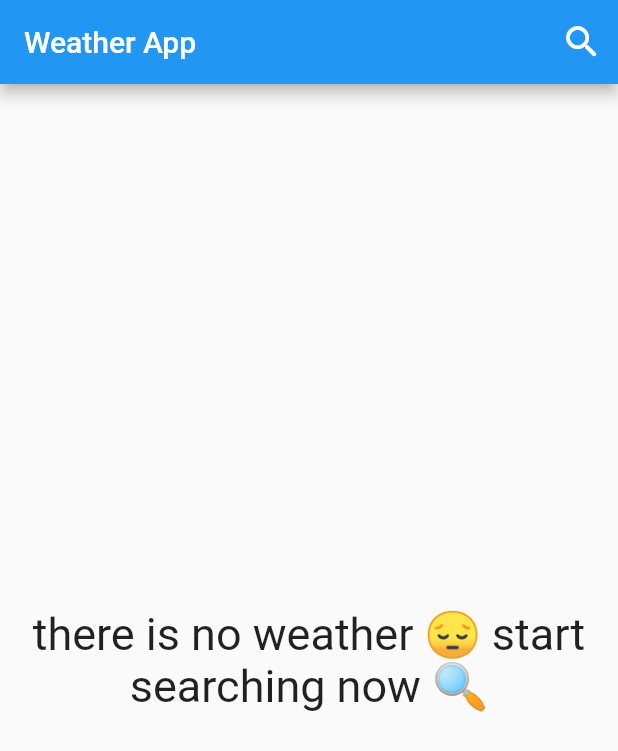
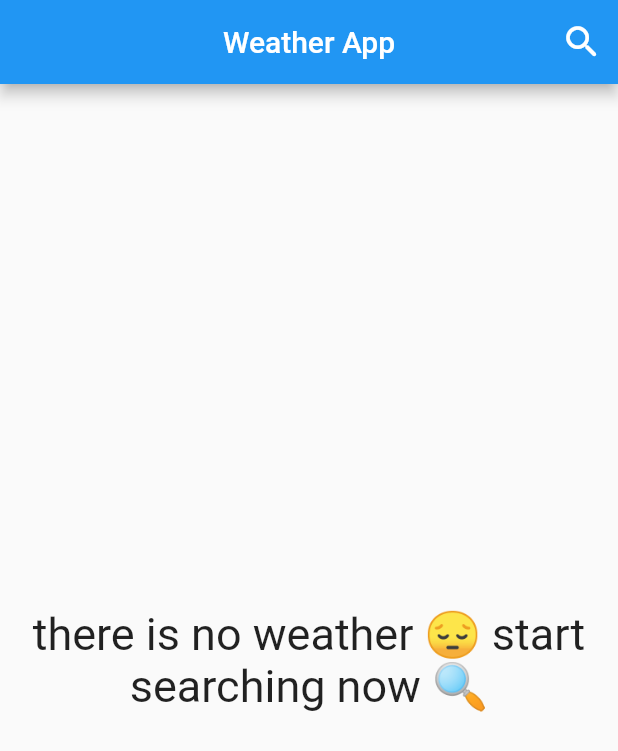
Before and after one commit to nne2017/weather_app, a Flutter app: the screen it shows after launch, on a phone screen of 412 x 824 dp. Shown: the top 751 px of the screen. Run offline on Flutter 3.47's test engine with Material 2 defaults, Android fonts, the phone set to English and light mode, and no system bars; our stand-ins replace dio, flutter_bloc.

Commit message:
last_update

```diff
--- a/lib/cubits/get_weather_cubit/get_weather_cubit.dart
+++ b/lib/cubits/get_weather_cubit/get_weather_cubit.dart
@@ -7,14 +7,14 @@ import 'package:weather_app/services/weather_services.dart';
 class GetWeatherCubit extends Cubit<WeatherState> {
   GetWeatherCubit() : super(WeatherInitialState());
 
-  late WeatherModel weatherModel;
+  WeatherModel? weatherModel;
 
   getWeather({required String cityName}) async {
     try {
       weatherModel = await WeatherService(
         dio: Dio(),
       ).getCurrentWeather(cityName: cityName);
-      emit(WeatherLoadedState(weatherModel: weatherModel));
+      emit(WeatherLoadedState(weatherModel: weatherModel!));
     } catch (e) {
       emit(
         WeatherFailState(
--- a/lib/main.dart
+++ b/lib/main.dart
@@ -1,6 +1,7 @@
 import 'package:flutter/material.dart';
 import 'package:flutter_bloc/flutter_bloc.dart';
 import 'package:weather_app/cubits/get_weather_cubit/get_weather_cubit.dart';
+import 'package:weather_app/cubits/get_weather_cubit/get_weather_states.dart';
 import 'package:weather_app/views/home_view.dart';
 
 void main() {
@@ -14,10 +15,95 @@ class WeatherApp extends StatelessWidget {
   Widget build(BuildContext context) {
     return BlocProvider(
       create: ((context) => GetWeatherCubit()),
-      child: const MaterialApp(
-        debugShowCheckedModeBanner: false,
-        home: HomeView(),
+      child: Builder(
+        builder: (context) => BlocBuilder<GetWeatherCubit, WeatherState>(
+          builder: (context, state) {
+            return MaterialApp(
+              debugShowCheckedModeBanner: false,
+              theme: ThemeData(
+                primarySwatch: getThemeColor(
+                  BlocProvider.of<GetWeatherCubit>(context)
+                      .weatherModel
+                      ?.weatherCondition,
+                ),
+              ),
+              home: const HomeView(),
+            );
+          },
+        ),
       ),
     );
   }
 }
+
+MaterialColor getThemeColor(String? condition) {
+  if (condition == null) {
+    return Colors.blue;
+  }
+  switch (condition) {
+    case 'Sunny':
+      return Colors.orange;
+    case 'Partly cloudy':
+      return Colors.yellow;
+    case 'Cloudy':
+      return Colors.grey;
+    case 'Overcast':
+      return Colors.blueGrey;
+    case 'Mist':
+      return Colors.lightBlue;
+    case 'Patchy rain possible':
+    case 'Patchy light rain':
+    case 'Patchy light rain with thunder':
+    case 'Blowing snow':
+    case 'Blizzard':
+      return Colors.lightBlue;
+    case 'Patchy snow possible':
+    case 'Patchy light snow':
+    case 'Patchy light snow with thunder':
+      return Colors.lightBlue;
+    case 'Patchy sleet possible':
+      return Colors.lightBlue;
+    case 'Patchy freezing drizzle possible':
+      return Colors.lightBlue;
+    case 'Thundery outbreaks possible':
+    case 'Moderate or heavy rain with thunder':
+      return Colors.deepPurple;
+    case 'Fog':
+    case 'Freezing fog':
+      return Colors.grey;
+    case 'Light drizzle':
+    case 'Light freezing drizzle':
+    case 'Light sleet':
+    case 'Light snow':
+    case 'Light showers of ice pellets':
+    case 'Light rain shower':
+    case 'Light sleet showers':
+    case 'Light snow showers':
+      return Colors.lightBlue;
+    case 'Moderate rain at times':
+    case 'Moderate rain':
+    case 'Moderate or heavy freezing rain':
+    case 'Moderate or heavy sleet':
+    case 'Moderate or heavy snow':
+    case 'Moderate or heavy showers of ice pellets':
+    case 'Moderate or heavy rain shower':
+    case 'Moderate or heavy sleet showers':
+    case 'Moderate or heavy snow showers':
+    case 'Moderate or heavy rain with thunder':
+    case 'Moderate or heavy snow with thunder':
+      return Colors.blue;
+    case 'Heavy freezing drizzle':
+    case 'Heavy rain at times':
+    case 'Heavy rain':
+    case 'Heavy freezing drizzle':
+    case 'Heavy snow':
+    case 'Torrential rain shower':
+    case 'Torrential rain shower':
+    case 'Moderate or heavy showers of ice pellets':
+      return Colors.indigo;
+    case 'Ice pellets':
+      return Colors.cyan;
+    default:
+      return Colors.blue;
+  }
+}
--- a/lib/views/home_view.dart
+++ b/lib/views/home_view.dart
@@ -13,6 +13,7 @@ class HomeView extends StatelessWidget {
   Widget build(BuildContext context) {
     return Scaffold(
       appBar: AppBar(
+        centerTitle: true,
         title: const Text('Weather App'),
         actions: [
           IconButton(
@@ -37,7 +38,9 @@ class HomeView extends StatelessWidget {
           if (state is WeatherInitialState) {
             return const NoWeatherBody();
           } else if (state is WeatherLoadedState) {
-            return const WeatherInfoBody();
+            return WeatherInfoBody(
+              weather: state.weatherModel,
+            );
           } else {
             return const Text('Oops there was error');
           }
--- a/lib/widgets/weather_info_body.dart
+++ b/lib/widgets/weather_info_body.dart
@@ -1,13 +1,29 @@
 import 'package:flutter/material.dart';
 import 'package:flutter_bloc/flutter_bloc.dart';
 import 'package:weather_app/cubits/get_weather_cubit/get_weather_cubit.dart';
+import 'package:weather_app/main.dart';
+import 'package:weather_app/models/weather_model.dart';
 
 class WeatherInfoBody extends StatelessWidget {
-  const WeatherInfoBody({Key? key}) : super(key: key);
+  const WeatherInfoBody({Key? key, required this.weather}) : super(key: key);
+  final WeatherModel weather;
   @override
   Widget build(BuildContext context) {
-    var weatherModel = BlocProvider.of<GetWeatherCubit>(context).weatherModel;
-    return Padding(
+    WeatherModel weatherModel =
+        BlocProvider.of<GetWeatherCubit>(context).weatherModel!;
+    return Container(
+      decoration: BoxDecoration(
+        gradient: LinearGradient(
+          colors: [
+            getThemeColor(weatherModel.weatherCondition),
+            getThemeColor(weatherModel.weatherCondition)[300]!,
+            getThemeColor(weatherModel.weatherCondition)[50]!,
+          ],
+          begin: Alignment.topCenter,
+          end: Alignment.bottomCenter,
+        ),
+      ),
+      child: Padding(
         padding: const EdgeInsets.symmetric(horizontal: 16),
         child: Column(
           mainAxisAlignment: MainAxisAlignment.center,
@@ -20,7 +36,7 @@ class WeatherInfoBody extends StatelessWidget {
               ),
             ),
             Text(
-            'updated at ${weatherModel.date}',
+              'updated at ${weatherModel.date.hour}:${weatherModel.date.minute}',
               style: const TextStyle(
                 fontSize: 24,
               ),
@@ -75,6 +91,7 @@ class WeatherInfoBody extends StatelessWidget {
             ),
           ],
         ),
+      ),
     );
   }
 }
```
Lines whose indentation alone changed are shown as unchanged.
